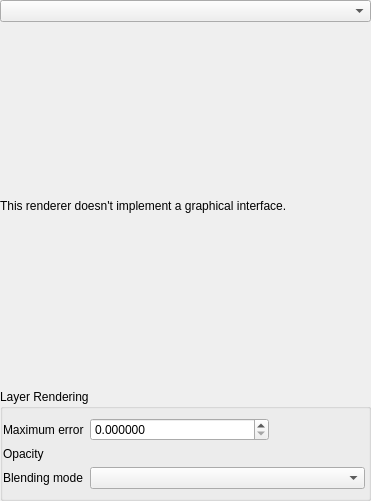
Before: the Qt Designer form src/ui/pointcloud/qgspointcloudrendererpropsdialogbase.ui in qgis/QGIS, drawn with Qt 5.
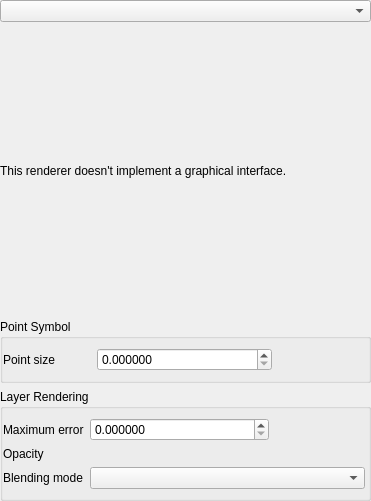
After: the same form once the commit is applied. Custom widgets are drawn as their Qt base class.

Commit message: [pointclouds] Expose option to set point size for 2d point cloud renders

```diff
--- a/src/ui/pointcloud/qgspointcloudrendererpropsdialogbase.ui
+++ b/src/ui/pointcloud/qgspointcloudrendererpropsdialogbase.ui
@@ -90,6 +90,57 @@
            </widget>
           </widget>
          </item>
+         <item>
+          <widget class="QGroupBox" name="mLayerRenderingGroupBox_2">
+           <property name="title">
+            <string>Point Symbol</string>
+           </property>
+           <property name="flat">
+            <bool>true</bool>
+           </property>
+           <property name="checkable">
+            <bool>false</bool>
+           </property>
+           <layout class="QGridLayout" name="gridLayout_2">
+            <property name="leftMargin">
+             <number>0</number>
+            </property>
+            <property name="rightMargin">
+             <number>3</number>
+            </property>
+            <item row="0" column="1" colspan="2">
+             <widget class="QgsDoubleSpinBox" name="mPointSizeSpinBox">
+              <property name="decimals">
+               <number>6</number>
+              </property>
+              <property name="maximum">
+               <double>99999999999.000000000000000</double>
+              </property>
+             </widget>
+            </item>
+            <item row="0" column="3">
+             <widget class="QgsUnitSelectionWidget" name="mPointSizeUnitWidget" native="true">
+              <property name="minimumSize">
+               <size>
+                <width>0</width>
+                <height>0</height>
+               </size>
+              </property>
+              <property name="focusPolicy">
+               <enum>Qt::StrongFocus</enum>
+              </property>
+             </widget>
+            </item>
+            <item row="0" column="0">
+             <widget class="QLabel" name="lblTransparency_4">
+              <property name="text">
+               <string>Point size</string>
+              </property>
+             </widget>
+            </item>
+           </layout>
+          </widget>
+         </item>
          <item>
           <widget class="QGroupBox" name="mLayerRenderingGroupBox">
            <property name="title">
```
The commit also changes 7 other files.
